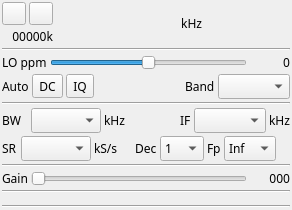
Old version of the form plugins/samplesource/sdrplay/sdrplaygui.ui in the repository f4exb/sdrangel.
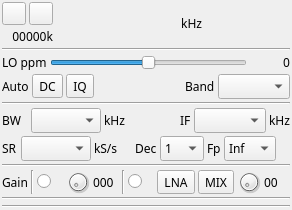
New version of the form. Icons and pictures are not drawn. Custom widgets are drawn as their Qt base class.

Commit message: SDRPlay plugin: gain GUI refactoring

Diff of the .ui file:
```diff
--- a/plugins/samplesource/sdrplay/sdrplaygui.ui
+++ b/plugins/samplesource/sdrplay/sdrplaygui.ui
@@ -521,47 +521,6 @@
      <property name="spacing">
       <number>3</number>
      </property>
-     <item row="0" column="1">
-      <widget class="QSlider" name="gain">
-       <property name="toolTip">
-        <string>Tuner gain</string>
-       </property>
-       <property name="minimum">
-        <number>0</number>
-       </property>
-       <property name="maximum">
-        <number>0</number>
-       </property>
-       <property name="pageStep">
-        <number>1</number>
-       </property>
-       <property name="value">
-        <number>0</number>
-       </property>
-       <property name="orientation">
-        <enum>Qt::Horizontal</enum>
-       </property>
-      </widget>
-     </item>
-     <item row="0" column="2">
-      <widget class="QLabel" name="gainText">
-       <property name="minimumSize">
-        <size>
-         <width>40</width>
-         <height>0</height>
-        </size>
-       </property>
-       <property name="toolTip">
-        <string/>
-       </property>
-       <property name="text">
-        <string>000</string>
-       </property>
-       <property name="alignment">
-        <set>Qt::AlignRight|Qt::AlignTrailing|Qt::AlignVCenter</set>
-       </property>
-      </widget>
-     </item>
      <item row="0" column="0">
       <widget class="QLabel" name="gainLabel">
        <property name="text">
@@ -569,6 +528,106 @@
        </property>
       </widget>
      </item>
+     <item row="0" column="2">
+      <widget class="QRadioButton" name="gainTunerOn">
+       <property name="toolTip">
+        <string>Use global tuner gain</string>
+       </property>
+       <property name="text">
+        <string/>
+       </property>
+      </widget>
+     </item>
+     <item row="0" column="7">
+      <widget class="ButtonSwitch" name="gainLNA">
+       <property name="toolTip">
+        <string>LNA toggle</string>
+       </property>
+       <property name="text">
+        <string>LNA</string>
+       </property>
+      </widget>
+     </item>
+     <item row="0" column="3">
+      <widget class="QDial" name="gainTuner">
+       <property name="maximumSize">
+        <size>
+         <width>24</width>
+         <height>24</height>
+        </size>
+       </property>
+       <property name="toolTip">
+        <string>Tuner gain in step units</string>
+       </property>
+      </widget>
+     </item>
+     <item row="0" column="5">
+      <widget class="Line" name="line_2">
+       <property name="orientation">
+        <enum>Qt::Vertical</enum>
+       </property>
+      </widget>
+     </item>
+     <item row="0" column="6">
+      <widget class="QRadioButton" name="gainManualOn">
+       <property name="toolTip">
+        <string>Use individual LNA, Mixer and Baseband gains</string>
+       </property>
+       <property name="text">
+        <string/>
+       </property>
+      </widget>
+     </item>
+     <item row="0" column="8">
+      <widget class="ButtonSwitch" name="gainMixer">
+       <property name="toolTip">
+        <string>Mixer amplifier toggle</string>
+       </property>
+       <property name="text">
+        <string>MIX</string>
+       </property>
+      </widget>
+     </item>
+     <item row="0" column="9">
+      <widget class="QDial" name="gainBaseband">
+       <property name="maximumSize">
+        <size>
+         <width>24</width>
+         <height>24</height>
+        </size>
+       </property>
+       <property name="toolTip">
+        <string>Baseband gain (dB)</string>
+       </property>
+      </widget>
+     </item>
+     <item row="0" column="4">
+      <widget class="QLabel" name="gainTunerText">
+       <property name="toolTip">
+        <string>Current tuner gain step unit</string>
+       </property>
+       <property name="text">
+        <string>000</string>
+       </property>
+      </widget>
+     </item>
+     <item row="0" column="10">
+      <widget class="QLabel" name="gainBasebandText">
+       <property name="toolTip">
+        <string>Baseband amplifier gain in dB</string>
+       </property>
+       <property name="text">
+        <string>00</string>
+       </property>
+      </widget>
+     </item>
+     <item row="0" column="1">
+      <widget class="Line" name="line_3">
+       <property name="orientation">
+        <enum>Qt::Vertical</enum>
+       </property>
+      </widget>
+     </item>
     </layout>
    </item>
    <item>
```
Left out of the diff: 11 changed lines with no effect on the pictures. The commit also changes 5 other files.
